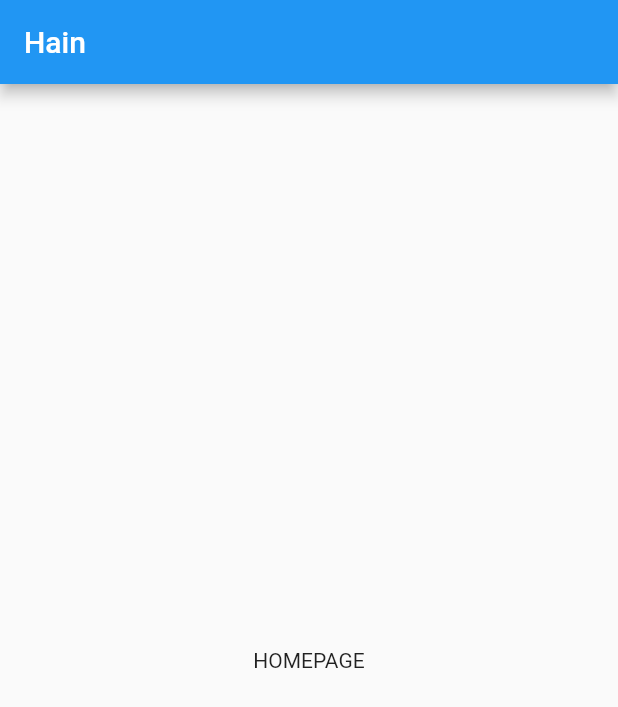
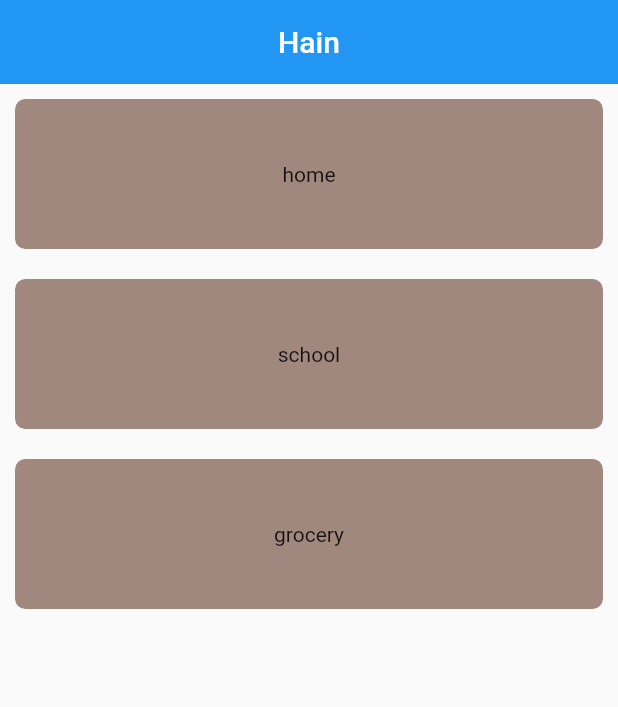
Before and after one commit to JoshuaBiong/hain, a Flutter app: the screen it shows after launch, on a phone screen of 412 x 824 dp. Shown: the top 707 px of the screen. Run offline on Flutter 3.47's test engine with Material 2 defaults, Android fonts, the phone set to English and light mode, and no system bars.

Commit message:
category page / change app title according to category name

```diff
--- /dev/null
+++ b/lib/categoryhome.dart
@@ -0,0 +1,25 @@
+import 'package:flutter/material.dart';
+
+class CategoryHome extends StatelessWidget {
+  final String bartitle;
+  const CategoryHome({super.key, required this.bartitle});
+
+  @override
+  Widget build(BuildContext context) {
+    return MaterialApp(
+      debugShowCheckedModeBanner: false,
+      home: Scaffold(
+        appBar: AppBar(
+          centerTitle: true,
+          leading: BackButton(onPressed: () {
+            Navigator.pop(context);
+          }),
+          title: Text(bartitle.toUpperCase()),
+        ),
+        body: const Center(
+          child: Text("CATEGORY HOMEPAGE"),
+        ),
+      ),
+    );
+  }
+}
--- /dev/null
+++ b/lib/categorytile.dart
@@ -0,0 +1,19 @@
+import 'package:flutter/material.dart';
+
+class CategoryTile extends StatelessWidget {
+  final String category;
+  const CategoryTile({super.key, required this.category});
+
+  @override
+  Widget build(BuildContext context) {
+    return Container(
+      decoration: BoxDecoration(
+          borderRadius: BorderRadius.circular(7), color: Colors.brown.shade300),
+      margin: EdgeInsets.all(10),
+      height: 100,
+      width: 300,
+      key: key,
+      child: Center(child: Text(category)),
+    );
+  }
+}
--- a/lib/homepage.dart
+++ b/lib/homepage.dart
@@ -1,12 +1,31 @@
 import 'package:flutter/material.dart';
+import 'package:hain/categoryhome.dart';
+import 'package:hain/categorytile.dart';
 
 class Homepage extends StatelessWidget {
-  const Homepage({super.key});
+// final int catCount;
+
+  Homepage({super.key});
+
+  final List<String> categories = ['home', 'school', 'grocery'];
 
   @override
   Widget build(BuildContext context) {
-    return const Center(
-      child: Text("HOMEPAGE"),
+    return ListView.builder(
+      itemCount: categories.length,
+      itemBuilder: (BuildContext context, int index) {
+        return GestureDetector(
+            onTap: (() {
+              Navigator.push(
+                  context,
+                  MaterialPageRoute(
+                      builder: (context) => CategoryHome(
+                            key: key,
+                            bartitle: categories[index],
+                          )));
+            }),
+            child: CategoryTile(category: (categories[index])));
+      },
     );
   }
 }
--- a/lib/main.dart
+++ b/lib/main.dart
@@ -10,11 +10,14 @@ class MyApp extends StatelessWidget {
   @override
   Widget build(BuildContext context) {
     return MaterialApp(
+      debugShowCheckedModeBanner: false,
       home: Scaffold(
         appBar: AppBar(
+          centerTitle: true,
+          elevation: 0,
           title: const Text("Hain"),
         ),
-        body: const Homepage(),
+        body: Homepage(),
       ),
     );
   }
```
